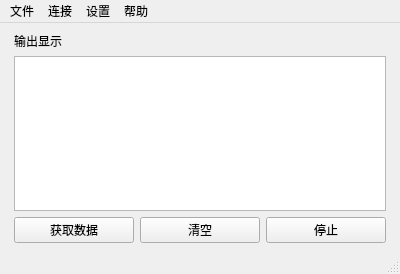
Before: the Qt Designer form src/template/MainWin.ui in yooxii/IQC, drawn with Qt 5.
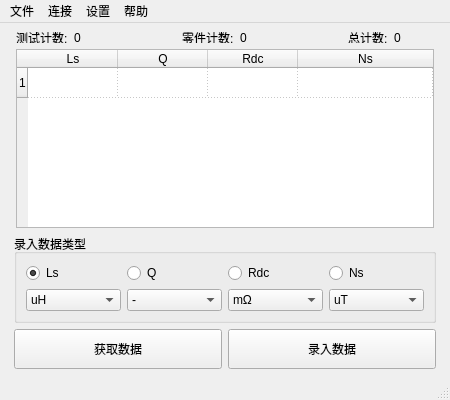
After: the same form once the commit is applied. Icons and pictures are not drawn.

Patch:
```diff
--- a/src/template/MainWin.ui
+++ b/src/template/MainWin.ui
@@ -6,10 +6,16 @@
    <rect>
     <x>0</x>
     <y>0</y>
-    <width>400</width>
-    <height>274</height>
+    <width>450</width>
+    <height>400</height>
    </rect>
   </property>
+  <property name="minimumSize">
+   <size>
+    <width>400</width>
+    <height>300</height>
+   </size>
+  </property>
   <property name="contextMenuPolicy">
    <enum>Qt::ContextMenuPolicy::DefaultContextMenu</enum>
   </property>
@@ -26,108 +32,184 @@
     <height>32</height>
    </size>
   </property>
+  <property name="toolButtonStyle">
+   <enum>Qt::ToolButtonStyle::ToolButtonFollowStyle</enum>
+  </property>
   <widget class="QWidget" name="centralwidget">
    <layout class="QGridLayout" name="gridLayout_4">
-    <item row="2" column="0">
-     <spacer name="horizontalSpacer_2">
-      <property name="orientation">
-       <enum>Qt::Orientation::Horizontal</enum>
-      </property>
-      <property name="sizeType">
-       <enum>QSizePolicy::Policy::Fixed</enum>
-      </property>
-      <property name="sizeHint" stdset="0">
-       <size>
-        <width>5</width>
-        <height>20</height>
-       </size>
-      </property>
-     </spacer>
-    </item>
-    <item row="1" column="2">
-     <spacer name="horizontalSpacer">
-      <property name="orientation">
-       <enum>Qt::Orientation::Horizontal</enum>
-      </property>
-      <property name="sizeType">
-       <enum>QSizePolicy::Policy::Fixed</enum>
-      </property>
-      <property name="sizeHint" stdset="0">
-       <size>
-        <width>5</width>
-        <height>20</height>
-       </size>
-      </property>
-     </spacer>
-    </item>
-    <item row="1" column="1" rowspan="2">
-     <widget class="QTextBrowser" name="textOutput">
-      <property name="sizePolicy">
-       <sizepolicy hsizetype="Expanding" vsizetype="Expanding">
-        <horstretch>0</horstretch>
-        <verstretch>0</verstretch>
-       </sizepolicy>
-      </property>
-      <property name="minimumSize">
-       <size>
-        <width>0</width>
-        <height>140</height>
-       </size>
-      </property>
+    <item row="9" column="1">
+     <widget class="QGroupBox" name="groupBox">
       <property name="maximumSize">
        <size>
         <width>16777215</width>
-        <height>16777215</height>
+        <height>120</height>
        </size>
       </property>
-      <property name="lineWrapMode">
-       <enum>QTextEdit::LineWrapMode::WidgetWidth</enum>
+      <property name="title">
+       <string>录入数据类型</string>
       </property>
-      <property name="readOnly">
-       <bool>true</bool>
-      </property>
-      <property name="html">
-       <string>&lt;!DOCTYPE HTML PUBLIC &quot;-//W3C//DTD HTML 4.0//EN&quot; &quot;http://www.w3.org/TR/REC-html40/strict.dtd&quot;&gt;
-&lt;html&gt;&lt;head&gt;&lt;meta name=&quot;qrichtext&quot; content=&quot;1&quot; /&gt;&lt;meta charset=&quot;utf-8&quot; /&gt;&lt;style type=&quot;text/css&quot;&gt;
-p, li { white-space: pre-wrap; }
-hr { height: 1px; border-width: 0; }
-li.unchecked::marker { content: &quot;\2610&quot;; }
-li.checked::marker { content: &quot;\2612&quot;; }
-&lt;/style&gt;&lt;/head&gt;&lt;body style=&quot; font-family:'Microsoft YaHei UI'; font-size:9pt; font-weight:400; font-style:normal;&quot;&gt;
-&lt;p style=&quot;-qt-paragraph-type:empty; margin-top:0px; margin-bottom:0px; margin-left:0px; margin-right:0px; -qt-block-indent:0; text-indent:0px;&quot;&gt;&lt;br /&gt;&lt;/p&gt;&lt;/body&gt;&lt;/html&gt;</string>
-      </property>
-      <property name="textInteractionFlags">
-       <set>Qt::TextInteractionFlag::LinksAccessibleByKeyboard|Qt::TextInteractionFlag::LinksAccessibleByMouse|Qt::TextInteractionFlag::TextBrowserInteraction|Qt::TextInteractionFlag::TextSelectableByKeyboard|Qt::TextInteractionFlag::TextSelectableByMouse</set>
-      </property>
+      <layout class="QVBoxLayout" name="verticalLayout">
+       <item>
+        <layout class="QGridLayout" name="gridLayout_2">
+         <item row="0" column="0">
+          <widget class="QRadioButton" name="rBtnLs">
+           <property name="maximumSize">
+            <size>
+             <width>16777215</width>
+             <height>20</height>
+            </size>
+           </property>
+           <property name="statusTip">
+            <string>电感量</string>
+           </property>
+           <property name="text">
+            <string>Ls</string>
+           </property>
+           <property name="checked">
+            <bool>true</bool>
+           </property>
+           <attribute name="buttonGroup">
+            <string notr="true">buttonGroup</string>
+           </attribute>
+          </widget>
+         </item>
+         <item row="0" column="1">
+          <widget class="QRadioButton" name="rBtnQ">
+           <property name="maximumSize">
+            <size>
+             <width>16777215</width>
+             <height>20</height>
+            </size>
+           </property>
+           <property name="statusTip">
+            <string>品质因素</string>
+           </property>
+           <property name="text">
+            <string>Q</string>
+           </property>
+           <attribute name="buttonGroup">
+            <string notr="true">buttonGroup</string>
+           </attribute>
+          </widget>
+         </item>
+         <item row="0" column="2">
+          <widget class="QRadioButton" name="rBtnRdc">
+           <property name="maximumSize">
+            <size>
+             <width>16777215</width>
+             <height>20</height>
+            </size>
+           </property>
+           <property name="statusTip">
+            <string>直流阻抗</string>
+           </property>
+           <property name="text">
+            <string>Rdc</string>
+           </property>
+           <attribute name="buttonGroup">
+            <string notr="true">buttonGroup</string>
+           </attribute>
+          </widget>
+         </item>
+         <item row="0" column="3">
+          <widget class="QRadioButton" name="rBtnNs">
+           <property name="maximumSize">
+            <size>
+             <width>16777215</width>
+             <height>20</height>
+            </size>
+           </property>
+           <property name="statusTip">
+            <string>圈数</string>
+           </property>
+           <property name="text">
+            <string>Ns</string>
+           </property>
+           <attribute name="buttonGroup">
+            <string notr="true">buttonGroup</string>
+           </attribute>
+          </widget>
+         </item>
+        </layout>
+       </item>
+       <item>
+        <layout class="QHBoxLayout" name="horizontalLayout_2">
+         <item>
+          <widget class="QComboBox" name="cboLs">
+           <item>
+            <property name="text">
+             <string>uH</string>
+            </property>
+           </item>
+           <item>
+            <property name="text">
+             <string>mH</string>
+            </property>
+           </item>
+           <item>
+            <property name="text">
+             <string>H</string>
+            </property>
+           </item>
+          </widget>
+         </item>
+         <item>
+          <widget class="QComboBox" name="cboQ">
+           <item>
+            <property name="text">
+             <string>-</string>
+            </property>
+           </item>
+          </widget>
+         </item>
+         <item>
+          <widget class="QComboBox" name="cboRdc">
+           <item>
+            <property name="text">
+             <string>mΩ</string>
+            </property>
+           </item>
+           <item>
+            <property name="text">
+             <string>Ω</string>
+            </property>
+           </item>
+          </widget>
+         </item>
+         <item>
+          <widget class="QComboBox" name="cboNs">
+           <item>
+            <property name="text">
+             <string>uT</string>
+            </property>
+           </item>
+           <item>
+            <property name="text">
+             <string>mT</string>
+            </property>
+           </item>
+           <item>
+            <property name="text">
+             <string>T</string>
+            </property>
+           </item>
+          </widget>
+         </item>
+        </layout>
+       </item>
+      </layout>
      </widget>
     </item>
-    <item row="0" column="1">
-     <widget class="QLabel" name="label">
-      <property name="sizePolicy">
-       <sizepolicy hsizetype="Preferred" vsizetype="Fixed">
-        <horstretch>0</horstretch>
-        <verstretch>0</verstretch>
-       </sizepolicy>
-      </property>
-      <property name="text">
-       <string>输出显示</string>
-      </property>
-     </widget>
-    </item>
-    <item row="3" column="1">
+    <item row="10" column="1">
      <layout class="QGridLayout" name="gridLayout">
-      <item row="0" column="1">
-       <widget class="QPushButton" name="btncleartext">
-        <property name="statusTip">
-         <string>暂停数据获取</string>
-        </property>
-        <property name="text">
-         <string>清空</string>
-        </property>
-       </widget>
-      </item>
       <item row="0" column="0">
-       <widget class="QPushButton" name="btngetdatas">
+       <widget class="QPushButton" name="btnGetdatas">
+        <property name="minimumSize">
+         <size>
+          <width>0</width>
+          <height>40</height>
+         </size>
+        </property>
         <property name="statusTip">
          <string>从设备中获取数据</string>
         </property>
@@ -136,18 +218,334 @@
         </property>
        </widget>
       </item>
-      <item row="0" column="2">
-       <widget class="QPushButton" name="btngetstop">
+      <item row="0" column="1">
+       <widget class="QPushButton" name="btnGetstop">
+        <property name="minimumSize">
+         <size>
+          <width>0</width>
+          <height>40</height>
+         </size>
+        </property>
         <property name="statusTip">
          <string>停止数据获取</string>
         </property>
         <property name="text">
-         <string>停止</string>
+         <string>录入数据</string>
         </property>
        </widget>
       </item>
      </layout>
     </item>
+    <item row="7" column="1" rowspan="2">
+     <layout class="QVBoxLayout" name="verticalLayout_2">
+      <property name="spacing">
+       <number>0</number>
+      </property>
+      <property name="leftMargin">
+       <number>2</number>
+      </property>
+      <property name="rightMargin">
+       <number>2</number>
+      </property>
+      <item>
+       <widget class="QTableWidget" name="tableOutput">
+        <property name="sizePolicy">
+         <sizepolicy hsizetype="Expanding" vsizetype="Expanding">
+          <horstretch>0</horstretch>
+          <verstretch>0</verstretch>
+         </sizepolicy>
+        </property>
+        <property name="minimumSize">
+         <size>
+          <width>300</width>
+          <height>80</height>
+         </size>
+        </property>
+        <property name="statusTip">
+         <string>数据显示区</string>
+        </property>
+        <property name="lineWidth">
+         <number>0</number>
+        </property>
+        <property name="autoScrollMargin">
+         <number>12</number>
+        </property>
+        <property name="editTriggers">
+         <set>QAbstractItemView::EditTrigger::EditKeyPressed</set>
+        </property>
+        <property name="selectionBehavior">
+         <enum>QAbstractItemView::SelectionBehavior::SelectColumns</enum>
+        </property>
+        <property name="verticalScrollMode">
+         <enum>QAbstractItemView::ScrollMode::ScrollPerItem</enum>
+        </property>
+        <property name="horizontalScrollMode">
+         <enum>QAbstractItemView::ScrollMode::ScrollPerPixel</enum>
+        </property>
+        <property name="gridStyle">
+         <enum>Qt::PenStyle::DotLine</enum>
+        </property>
+        <property name="rowCount">
+         <number>1</number>
+        </property>
+        <property name="columnCount">
+         <number>4</number>
+        </property>
+        <attribute name="horizontalHeaderVisible">
+         <bool>true</bool>
+        </attribute>
+        <attribute name="horizontalHeaderDefaultSectionSize">
+         <number>90</number>
+        </attribute>
+        <attribute name="horizontalHeaderStretchLastSection">
+         <bool>true</bool>
+        </attribute>
+        <attribute name="verticalHeaderVisible">
+         <bool>true</bool>
+        </attribute>
+        <attribute name="verticalHeaderCascadingSectionResizes">
+         <bool>true</bool>
+        </attribute>
+        <attribute name="verticalHeaderStretchLastSection">
+         <bool>false</bool>
+        </attribute>
+        <row/>
+        <column>
+         <property name="text">
+          <string>Ls</string>
+         </property>
+        </column>
+        <column>
+         <property name="text">
+          <string>Q</string>
+         </property>
+        </column>
+        <column>
+         <property name="text">
+          <string>Rdc</string>
+         </property>
+        </column>
+        <column>
+         <property name="text">
+          <string>Ns</string>
+         </property>
+        </column>
+       </widget>
+      </item>
+     </layout>
+    </item>
+    <item row="1" column="1">
+     <layout class="QHBoxLayout" name="horizontalLayout">
+      <property name="sizeConstraint">
+       <enum>QLayout::SizeConstraint::SetDefaultConstraint</enum>
+      </property>
+      <property name="leftMargin">
+       <number>2</number>
+      </property>
+      <property name="rightMargin">
+       <number>2</number>
+      </property>
+      <item>
+       <widget class="QLabel" name="label_1">
+        <property name="sizePolicy">
+         <sizepolicy hsizetype="Preferred" vsizetype="Fixed">
+          <horstretch>0</horstretch>
+          <verstretch>0</verstretch>
+         </sizepolicy>
+        </property>
+        <property name="minimumSize">
+         <size>
+          <width>0</width>
+          <height>10</height>
+         </size>
+        </property>
+        <property name="maximumSize">
+         <size>
+          <width>16777215</width>
+          <height>20</height>
+         </size>
+        </property>
+        <property name="text">
+         <string>测试计数:</string>
+        </property>
+       </widget>
+      </item>
+      <item>
+       <widget class="QLabel" name="label_counttest">
+        <property name="sizePolicy">
+         <sizepolicy hsizetype="Expanding" vsizetype="Fixed">
+          <horstretch>0</horstretch>
+          <verstretch>0</verstretch>
+         </sizepolicy>
+        </property>
+        <property name="minimumSize">
+         <size>
+          <width>40</width>
+          <height>10</height>
+         </size>
+        </property>
+        <property name="maximumSize">
+         <size>
+          <width>16777215</width>
+          <height>20</height>
+         </size>
+        </property>
+        <property name="statusTip">
+         <string/>
+        </property>
+        <property name="text">
+         <string>0</string>
+        </property>
+       </widget>
+      </item>
+      <item>
+       <widget class="QLabel" name="label_2">
+        <property name="sizePolicy">
+         <sizepolicy hsizetype="Preferred" vsizetype="Fixed">
+          <horstretch>0</horstretch>
+          <verstretch>0</verstretch>
+         </sizepolicy>
+        </property>
+        <property name="minimumSize">
+         <size>
+          <width>0</width>
+          <height>10</height>
+         </size>
+        </property>
+        <property name="maximumSize">
+         <size>
+          <width>16777215</width>
+          <height>20</height>
+         </size>
+        </property>
+        <property name="toolTip">
+         <string>1.达到指定测试次数时计数
+2.双击此处手动计数</string>
+        </property>
+        <property name="statusTip">
+         <string>双击以手动计数</string>
+        </property>
+        <property name="text">
+         <string>零件计数:</string>
+        </property>
+       </widget>
+      </item>
+      <item>
+       <widget class="QLabel" name="label_countcomponent">
+        <property name="sizePolicy">
+         <sizepolicy hsizetype="Expanding" vsizetype="Fixed">
+          <horstretch>0</horstretch>
+          <verstretch>0</verstretch>
+         </sizepolicy>
+        </property>
+        <property name="minimumSize">
+         <size>
+          <width>40</width>
+          <height>10</height>
+         </size>
+        </property>
+        <property name="maximumSize">
+         <size>
+          <width>16777215</width>
+          <height>20</height>
+         </size>
+        </property>
+        <property name="toolTip">
+         <string>1.达到指定测试次数时计数
+2.双击此处手动计数</string>
+        </property>
+        <property name="statusTip">
+         <string>双击以手动计数</string>
+        </property>
+        <property name="text">
+         <string>0</string>
+        </property>
+       </widget>
+      </item>
+      <item>
+       <widget class="QLabel" name="label_3">
+        <property name="sizePolicy">
+         <sizepolicy hsizetype="Preferred" vsizetype="Fixed">
+          <horstretch>0</horstretch>
+          <verstretch>0</verstretch>
+         </sizepolicy>
+        </property>
+        <property name="minimumSize">
+         <size>
+          <width>0</width>
+          <height>10</height>
+         </size>
+        </property>
+        <property name="maximumSize">
+         <size>
+          <width>16777215</width>
+          <height>20</height>
+         </size>
+        </property>
+        <property name="text">
+         <string>总计数:</string>
+        </property>
+       </widget>
+      </item>
+      <item>
+       <widget class="QLabel" name="label_counttotal">
+        <property name="sizePolicy">
+         <sizepolicy hsizetype="Preferred" vsizetype="Fixed">
+          <horstretch>0</horstretch>
+          <verstretch>0</verstretch>
+         </sizepolicy>
+        </property>
+        <property name="minimumSize">
+         <size>
+          <width>40</width>
+          <height>10</height>
+         </size>
+        </property>
+        <property name="maximumSize">
+         <size>
+          <width>16777215</width>
+          <height>20</height>
+         </size>
+        </property>
+        <property name="text">
+         <string>0</string>
+        </property>
+       </widget>
+      </item>
+     </layout>
+    </item>
+    <item row="7" column="0" rowspan="2">
+     <spacer name="horizontalSpacer_2">
+      <property name="orientation">
+       <enum>Qt::Orientation::Horizontal</enum>
+      </property>
+      <property name="sizeType">
+       <enum>QSizePolicy::Policy::Fixed</enum>
+      </property>
+      <property name="sizeHint" stdset="0">
+       <size>
+        <width>5</width>
+        <height>20</height>
+       </size>
+      </property>
+     </spacer>
+    </item>
+    <item row="7" column="2" rowspan="2">
+     <spacer name="horizontalSpacer">
+      <property name="orientation">
+       <enum>Qt::Orientation::Horizontal</enum>
+      </property>
+      <property name="sizeType">
+       <enum>QSizePolicy::Policy::Fixed</enum>
+      </property>
+      <property name="sizeHint" stdset="0">
+       <size>
+        <width>5</width>
+        <height>20</height>
+       </size>
+      </property>
+     </spacer>
+    </item>
    </layout>
   </widget>
   <widget class="QMenuBar" name="menubar">
@@ -155,7 +553,7 @@
     <rect>
      <x>0</x>
      <y>0</y>
-     <width>400</width>
+     <width>450</width>
      <height>21</height>
     </rect>
    </property>
```
Left out of the diff: 22 changed lines with no effect on the pictures.
